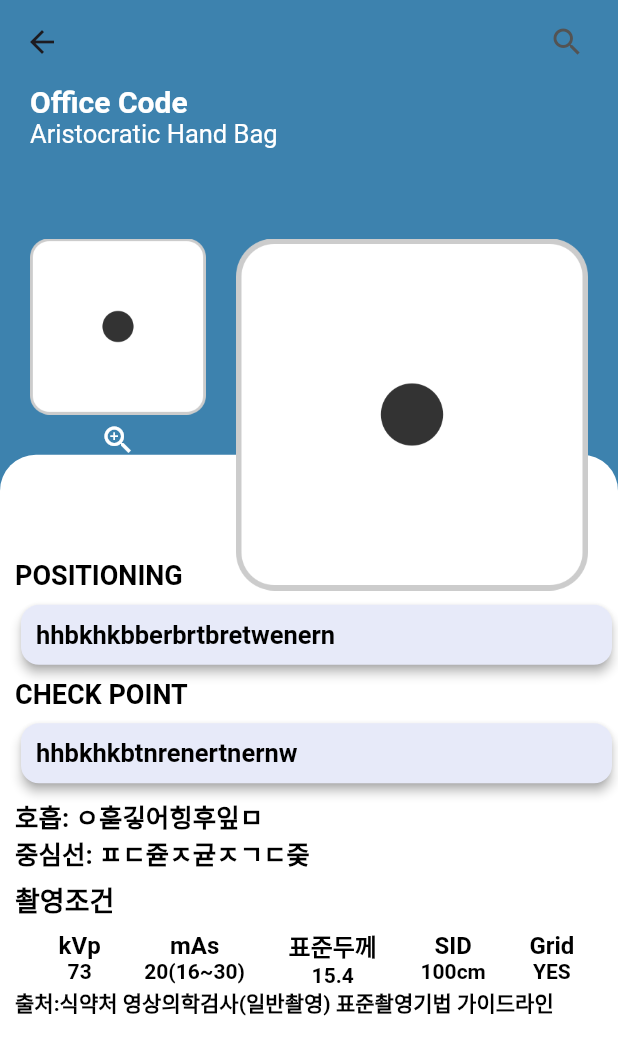
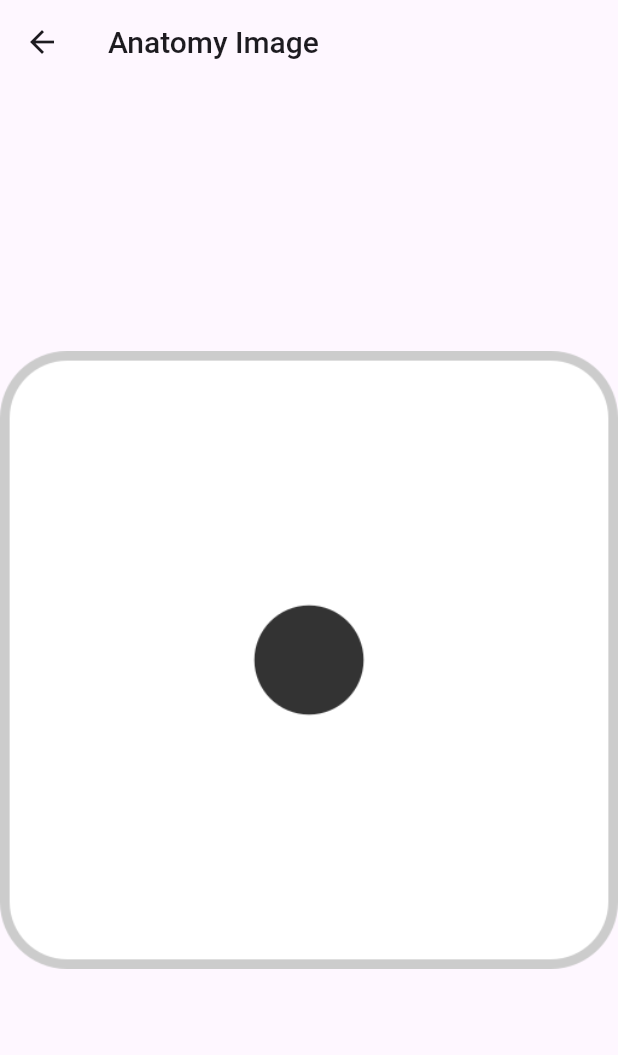
Before and after one commit to pinojun/x_ray-project, a Flutter app: the DetailsScreen screen opened directly with sample values from the repository, after a tap on the "zoom in" icon, on a phone screen of 412 x 824 dp. Shown: the top 1055 px of the screen. Run offline on Flutter 3.47's test engine with Material 2 defaults, Android fonts, the phone set to English and light mode, and no system bars.

Commit message:
forth commit

```diff
--- a/lib/screens/details/components/product_title_with_image.dart
+++ b/lib/screens/details/components/product_title_with_image.dart
@@ -1,47 +1,15 @@
 import 'package:flutter/material.dart';
 import 'package:x_ray/constants.dart';
 import 'package:x_ray/models/Product.dart';
+import 'package:x_ray/screens/zoom/zoom_image.dart';
 
 class ProductTitleWithImage extends StatelessWidget {
-  const ProductTitleWithImage({super.key, required this.product});
+  const ProductTitleWithImage({super.key, required this.product });
 
   final Product product;
 
-  // void showPopup(context, anatomyimage) {
-  //   //anatomyimage popup page
-  //   showDialog(
-  //     context: context,
-  //     builder: (context) {
-  //       return Dialog(
-  //         child: Container(
-  //           width: MediaQuery.of(context).size.width * 0.8,
-  //           height: 400,
-  //           decoration: BoxDecoration(
-  //               borderRadius: BorderRadius.circular(10.0), color: Colors.white),
-  //           child: Column(
-  //             mainAxisAlignment: MainAxisAlignment.start,
-  //             children: [
-  //               ClipRRect(
-  //                 borderRadius: BorderRadius.all(Radius.circular(20.0)),
-  //                 child: Container(child: anatomyimage),
-  //               ),
-  //               ElevatedButton.icon(
-  //                 onPressed: () {
-  //                   Navigator.pop(context);
-  //                 },
-  //                 icon: const Icon(
-  //                   Icons.close,
-  //                   size: 20.0,
-  //                 ),
-  //                 label: const Text('close'),
-  //               ),
-  //             ],
-  //           ),
-  //         ),
-  //       );
-  //     },
-  //   );
-  // }
+
+
 
   @override
   Widget build(BuildContext context) {
@@ -82,7 +50,7 @@ class ProductTitleWithImage extends StatelessWidget {
                         Icons.zoom_in,
                         color: Colors.white,
                       ),
-                      onTap: () {},
+                      onTap: () {Navigator.push(context, MaterialPageRoute(builder: (context)=>ZoomedImagePage(product: product)));},
                     ),
                   ],
                 ),
--- a/lib/screens/details/details_screen.dart
+++ b/lib/screens/details/details_screen.dart
@@ -6,6 +6,7 @@ import 'package:x_ray/screens/details/components/product_title_with_image.dart';
 class DetailsScreen extends StatelessWidget {
   final Product product;
   const DetailsScreen({super.key, required this.product});
+
 
   @override
   Widget build(BuildContext context) {
--- /dev/null
+++ b/lib/screens/zoom/zoom_image.dart
@@ -0,0 +1,32 @@
+import 'package:flutter/material.dart';
+import 'package:x_ray/models/Product.dart';
+
+class ZoomedImagePage extends StatelessWidget {
+  final Product product;
+
+  const ZoomedImagePage({required this.product});
+
+  @override
+  Widget build(BuildContext context) {
+    return Scaffold(
+      appBar: AppBar(
+        title: Text('Anatomy Image'),
+      ),
+      body: Center(
+        child: GestureDetector(
+          // 확대 이미지에서 빠져나가기 위한 GestureDetector
+          onTap: () {
+            Navigator.pop(context);
+          },
+          child: Hero(
+            tag: "${product.id}",
+            child: Image.asset(
+              product.image2,
+              fit: BoxFit.contain, // 이미지를 화면에 맞게 확대/축소
+            ),
+          ),
+        ),
+      ),
+    );
+  }
+}
```
